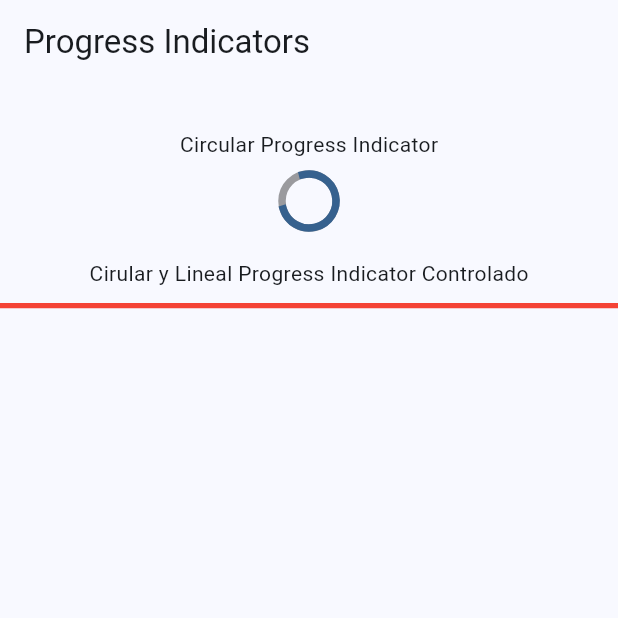
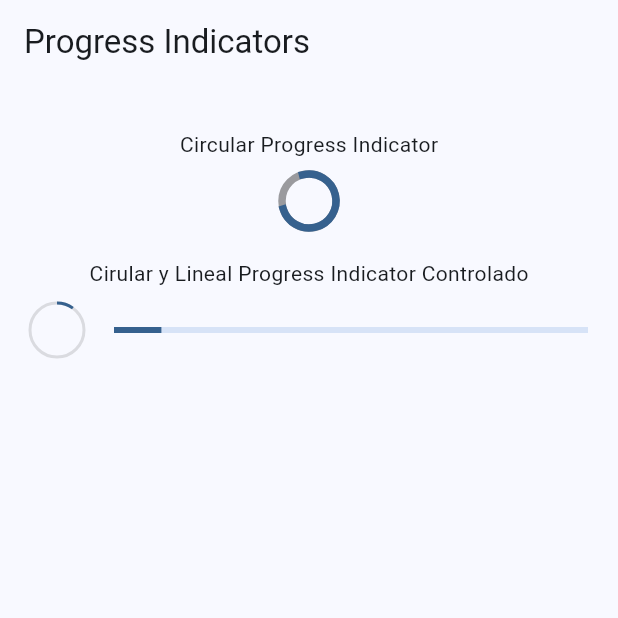
Before and after one commit to RiosHectorM/widgets_tools, a Flutter app: the ProgressScreen screen opened by its route, on a phone screen of 412 x 824 dp, the top half of it. Run offline on Flutter 3.47's test engine with Material 3 defaults, Android fonts, the phone set to English and light mode, and no system bars; our stand-ins replace go_router.

Commit message:
Progress Indicator Ready

```diff
--- a/lib/config/presentation/screens/progress/progress_screen.dart
+++ b/lib/config/presentation/screens/progress/progress_screen.dart
@@ -25,14 +25,16 @@
         SizedBox(height: 30),
         Text('Circular Progress Indicator'),
         SizedBox(height: 10),
-          CircularProgressIndicator(strokeWidth: 5, backgroundColor: Colors.black38,),
+        CircularProgressIndicator(
+          strokeWidth: 5,
+          backgroundColor: Colors.black38,
+        ),
         SizedBox(height: 20),
         Text('Cirular y Lineal Progress Indicator Controlado'),
         SizedBox(height: 10),
         _ControledProgressIndicator()
       ],
-      )
-    );
+    ));
   }
 }
 
@@ -41,11 +43,31 @@
 
   @override
   Widget build(BuildContext context) {
-    return Container(
-      decoration: BoxDecoration(
-        color: Colors.red
+    return StreamBuilder(
+        stream: Stream.periodic(const Duration(milliseconds: 300), (value) {
+          return (value * 2) / 100;
+        }).takeWhile((value) => value < 100),
+        builder: (context, snapshot) {
+
+          final progressValue = snapshot.data ?? 0;
+
+          return Padding(
+            padding: const EdgeInsets.symmetric(horizontal: 20),
+            child: Row(
+              mainAxisAlignment: MainAxisAlignment.center,
+              children: [
+                CircularProgressIndicator(
+                  value: progressValue,
+                  strokeWidth: 2,
+                  backgroundColor: Colors.black12,
                 ),
-      height: 3.5,
+                const SizedBox(
+                  width: 20,
+                ),
+                Expanded(child: LinearProgressIndicator(value: progressValue,))
+              ],
+            ),
           );
+        });
   }
 }
```
Lines whose indentation alone changed are shown as unchanged.
